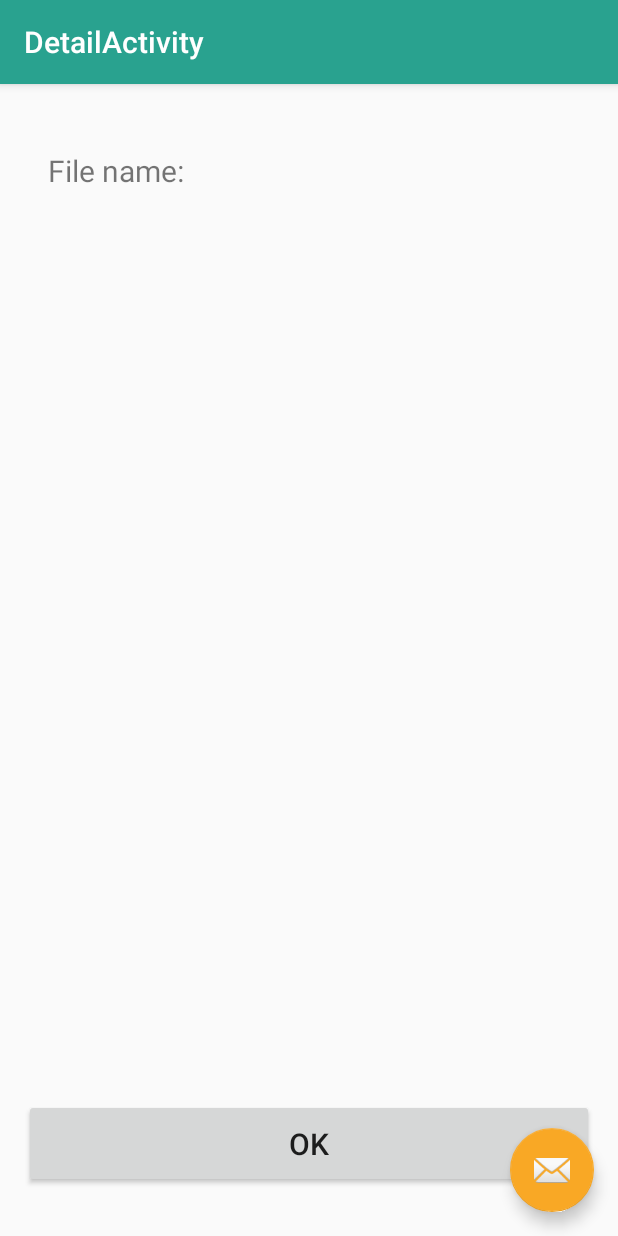
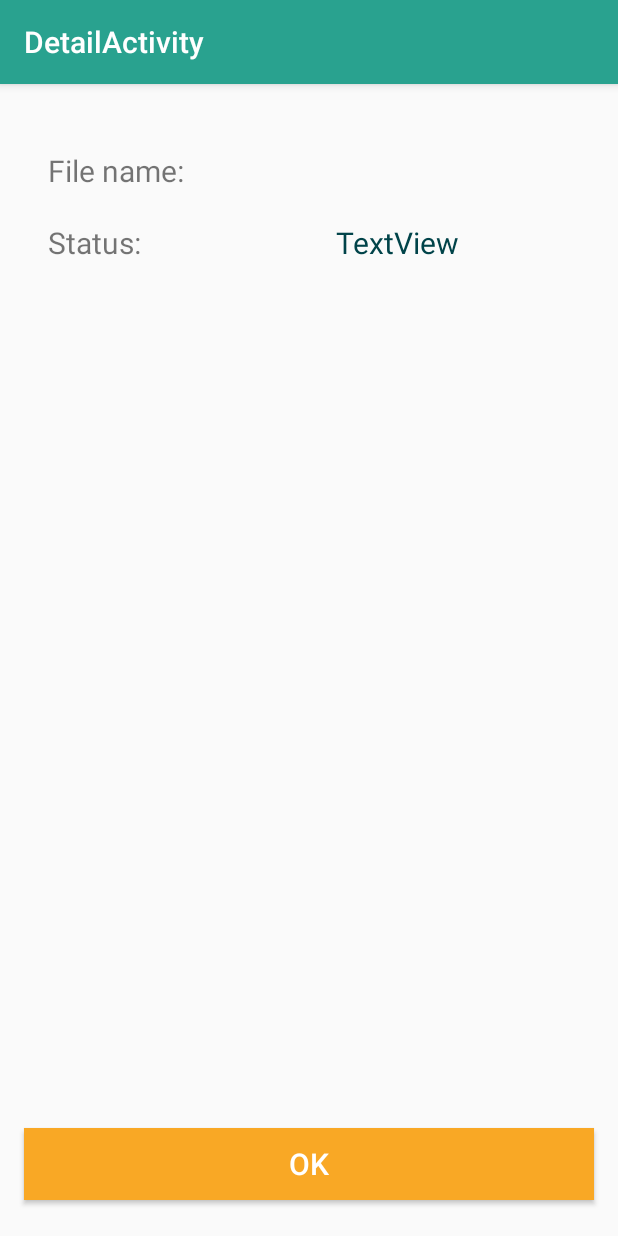
Before and after one commit to venfriti/download-assistant, an Android app: the DetailActivity screen opened directly, with no data from a screen before it, on a phone screen of 412 x 824 dp. Run offline under Robolectric (Android 15) with nearby library versions, the phone set to English and light mode, and no system bars.

Commit message:
implemented the detail view

```diff
--- a/app/build.gradle
+++ b/app/build.gradle
@@ -5,6 +5,7 @@ apply plugin: 'kotlin-android'
 apply plugin: 'kotlin-android-extensions'
 
 android {
+
     compileSdkVersion 30
     defaultConfig {
         applicationId "com.example"
@@ -32,4 +33,6 @@ dependencies {
     testImplementation 'junit:junit:4.12'
     androidTestImplementation 'androidx.test:runner:1.1.1'
     androidTestImplementation 'androidx.test.espresso:espresso-core:3.1.1'
+    implementation "android.arch.navigation:navigation-fragment-ktx:1.0.0"
+    implementation "android.arch.navigation:navigation-ui-ktx:1.0.0"
 }
--- a/app/src/main/res/layout/activity_detail.xml
+++ b/app/src/main/res/layout/activity_detail.xml
@@ -26,12 +26,12 @@
         android:layout_height="match_parent"
         android:layout_marginTop="100dp" />
 
-    <com.google.android.material.floatingactionbutton.FloatingActionButton
-        android:id="@+id/fab"
-        android:layout_width="wrap_content"
-        android:layout_height="wrap_content"
-        android:layout_gravity="bottom|end"
-        android:layout_margin="@dimen/fab_margin"
-        app:srcCompat="@android:drawable/ic_dialog_email" />
+<!--    <com.google.android.material.floatingactionbutton.FloatingActionButton-->
+<!--        android:id="@+id/fab"-->
+<!--        android:layout_width="wrap_content"-->
+<!--        android:layout_height="wrap_content"-->
+<!--        android:layout_gravity="bottom|end"-->
+<!--        android:layout_margin="@dimen/fab_margin"-->
+<!--        app:srcCompat="@android:drawable/ic_dialog_email" />-->
 
 </androidx.coordinatorlayout.widget.CoordinatorLayout>
--- a/app/src/main/res/layout/content_detail.xml
+++ b/app/src/main/res/layout/content_detail.xml
@@ -9,13 +9,13 @@
     tools:showIn="@layout/activity_detail">
 
     <TextView
-        android:id="@+id/fileNameTitle"
+        android:id="@+id/fileText"
         android:layout_width="wrap_content"
         android:layout_height="wrap_content"
         android:layout_marginStart="32dp"
-        android:textSize="20sp"
         android:minHeight="48dp"
         android:text="@string/file_name"
+        android:textSize="20sp"
         app:layout_constraintStart_toStartOf="parent"
         app:layout_constraintTop_toTopOf="parent" />
 
@@ -25,10 +25,38 @@
         android:layout_height="wrap_content"
         android:layout_marginEnd="32dp"
         android:minHeight="48dp"
+        android:textColor="@color/colorPrimaryDark"
         android:textSize="20sp"
         app:layout_constraintEnd_toEndOf="parent"
-        app:layout_constraintStart_toEndOf="@+id/fileNameTitle"
+        app:layout_constraintStart_toEndOf="@+id/fileText"
         app:layout_constraintTop_toTopOf="parent" />
+
+    <TextView
+        android:id="@+id/statusText"
+        android:layout_width="wrap_content"
+        android:layout_height="wrap_content"
+        android:layout_marginStart="32dp"
+        android:layout_marginTop="24dp"
+        android:minHeight="48dp"
+        android:text="@string/status"
+        android:textSize="20sp"
+        app:layout_constraintBaseline_toBaselineOf="@+id/statusName"
+        app:layout_constraintStart_toStartOf="parent" />
+
+    <TextView
+        android:id="@+id/statusName"
+        android:layout_width="wrap_content"
+        android:layout_height="wrap_content"
+        android:layout_marginStart="24dp"
+        android:minHeight="48dp"
+        android:text="TextView"
+        android:textColor="@color/colorPrimaryDark"
+        android:textSize="20sp"
+        app:layout_constraintEnd_toEndOf="parent"
+        app:layout_constraintStart_toEndOf="@+id/statusText"
+        app:layout_constraintTop_toBottomOf="@+id/fileName" />
+
+
 
     <Button
         android:id="@+id/button"
@@ -36,11 +64,12 @@
         android:layout_height="wrap_content"
         android:layout_marginLeft="16dp"
         android:layout_marginRight="16dp"
-        android:layout_marginBottom="32dp"
+        android:layout_marginBottom="24dp"
         android:minHeight="48dp"
-        android:padding="16dp"
         android:text="@string/ok"
         android:textSize="20sp"
+        android:textColor="@color/white"
+        android:background="@color/colorAccent"
         app:layout_constraintBottom_toBottomOf="parent"
         app:layout_constraintEnd_toEndOf="parent"
         app:layout_constraintHorizontal_bias="0.38"
--- a/app/src/main/res/values/strings.xml
+++ b/app/src/main/res/values/strings.xml
@@ -26,4 +26,5 @@
     <string name="retrofit_url">https://github.com/square/retrofit</string>
     <string name="file_name">File name:</string>
     <string name="ok">OK</string>
+    <string name="status">Status:</string>
 </resources>
```
